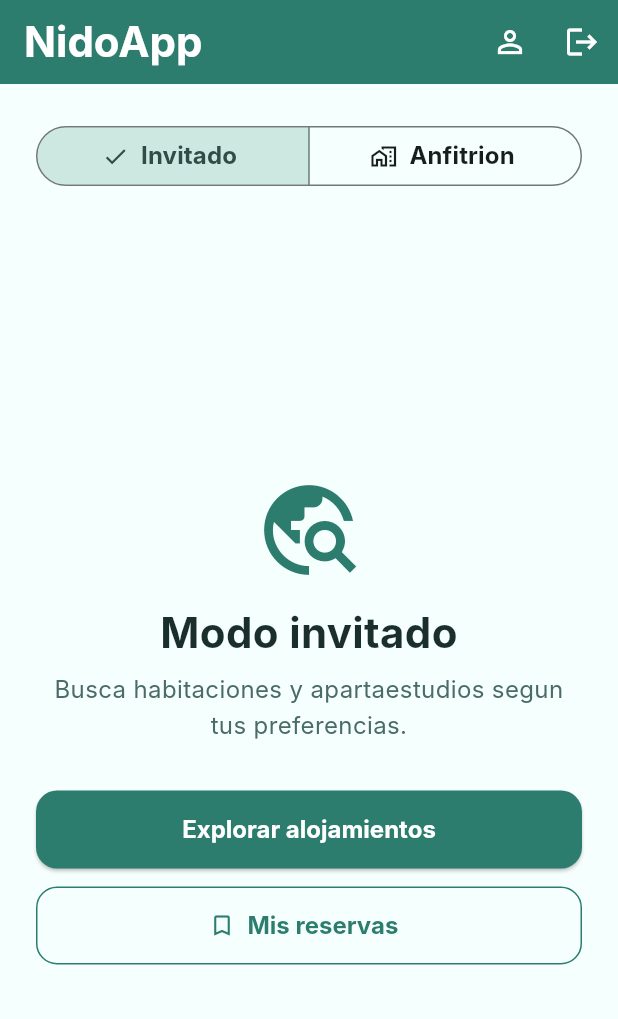
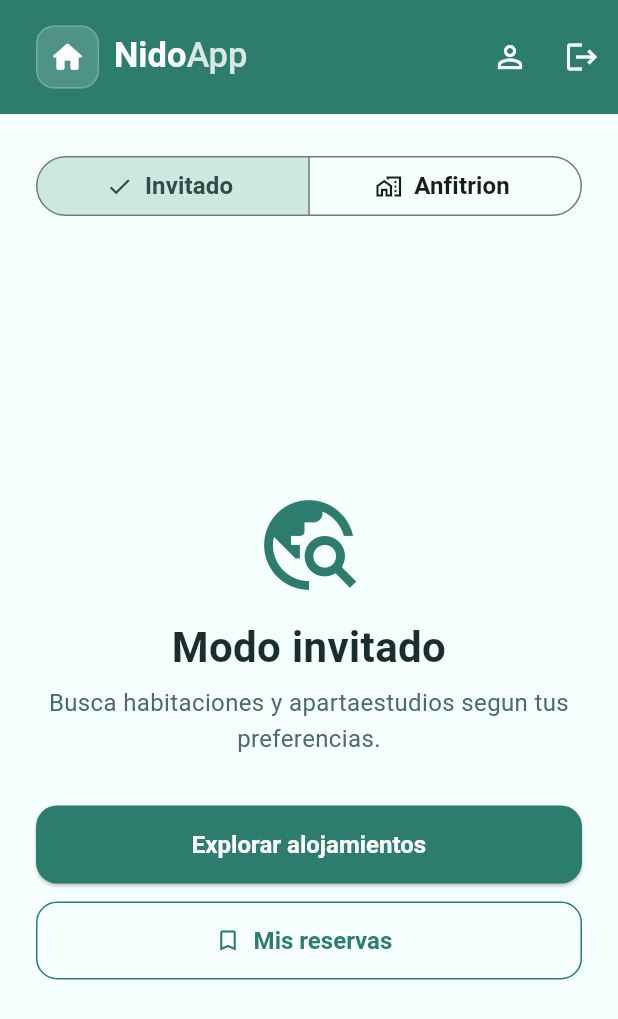
Before and after one commit to alejandroroseroc/NidoApp_Flutter, a Flutter app: the HomePage screen opened by its route, on a phone screen of 412 x 824 dp. Shown: the top 1019 px of the screen. Run offline on Flutter 3.47's test engine with Material 3 defaults, Android fonts, the phone set to English and light mode, and no system bars; our stand-ins replace dartz, dio, equatable, flutter_riverpod, flutter_secure_storage, get_it and 1 more; accounts and stored records are empty; Roboto replaces fonts that are missing (Inter).

Commit message:
fix: ajustar renderizado Android y marca de la app

```diff
--- a/frontend/lib/core/theme/app_text_styles.dart
+++ b/frontend/lib/core/theme/app_text_styles.dart
@@ -5,10 +5,7 @@ import 'app_colors.dart';
 class AppTextStyles {
   const AppTextStyles._();
 
-  static const String fontFamily = 'Inter';
-
   static const TextStyle title = TextStyle(
-    fontFamily: fontFamily,
     fontSize: 28,
     height: 1.2,
     fontWeight: FontWeight.w700,
@@ -16,7 +13,6 @@ class AppTextStyles {
   );
 
   static const TextStyle subtitle = TextStyle(
-    fontFamily: fontFamily,
     fontSize: 20,
     height: 1.3,
     fontWeight: FontWeight.w600,
@@ -24,7 +20,6 @@ class AppTextStyles {
   );
 
   static const TextStyle body = TextStyle(
-    fontFamily: fontFamily,
     fontSize: 16,
     height: 1.5,
     fontWeight: FontWeight.w400,
@@ -32,7 +27,6 @@ class AppTextStyles {
   );
 
   static const TextStyle small = TextStyle(
-    fontFamily: fontFamily,
     fontSize: 13,
     height: 1.4,
     fontWeight: FontWeight.w400,
@@ -40,14 +34,12 @@ class AppTextStyles {
   );
 
   static const TextStyle button = TextStyle(
-    fontFamily: fontFamily,
     fontSize: 16,
     height: 1.2,
     fontWeight: FontWeight.w700,
   );
 
   static const TextStyle helper = TextStyle(
-    fontFamily: fontFamily,
     fontSize: 12,
     height: 1.4,
     fontWeight: FontWeight.w500,
@@ -55,7 +47,6 @@ class AppTextStyles {
   );
 
   static const TextStyle error = TextStyle(
-    fontFamily: fontFamily,
     fontSize: 12,
     height: 1.4,
     fontWeight: FontWeight.w500,
--- a/frontend/lib/core/theme/app_theme.dart
+++ b/frontend/lib/core/theme/app_theme.dart
@@ -22,7 +22,6 @@ class AppTheme {
       useMaterial3: true,
       colorScheme: colorScheme,
       scaffoldBackgroundColor: AppColors.background,
-      fontFamily: AppTextStyles.fontFamily,
       textTheme: AppTextStyles.textTheme,
       appBarTheme: const AppBarTheme(
         backgroundColor: AppColors.background,
--- a/frontend/lib/features/home/presentation/pages/home_page.dart
+++ b/frontend/lib/features/home/presentation/pages/home_page.dart
@@ -34,10 +34,9 @@ class HomePage extends ConsumerWidget {
       backgroundColor: AppColors.background,
       appBar: AppBar(
         backgroundColor: AppColors.primary,
-        title: Text(
-          'NidoApp',
-          style: AppTextStyles.title.copyWith(color: Colors.white),
-        ),
+        toolbarHeight: 76,
+        titleSpacing: 24,
+        title: const _BrandTitle(),
         automaticallyImplyLeading: false,
         actions: [
           IconButton(
@@ -76,6 +75,53 @@ class HomePage extends ConsumerWidget {
           ],
         ),
       ),
+    );
+  }
+}
+
+class _BrandTitle extends StatelessWidget {
+  const _BrandTitle();
+
+  @override
+  Widget build(BuildContext context) {
+    return Row(
+      mainAxisSize: MainAxisSize.min,
+      children: [
+        Container(
+          width: 42,
+          height: 42,
+          decoration: BoxDecoration(
+            color: Colors.white.withValues(alpha: 0.16),
+            borderRadius: BorderRadius.circular(12),
+            border: Border.all(color: Colors.white.withValues(alpha: 0.22)),
+          ),
+          child: const Icon(
+            Icons.home_rounded,
+            color: Colors.white,
+            size: 25,
+          ),
+        ),
+        const SizedBox(width: 10),
+        RichText(
+          text: TextSpan(
+            style: AppTextStyles.subtitle.copyWith(
+              color: Colors.white,
+              fontSize: 23,
+              height: 1,
+            ),
+            children: [
+              const TextSpan(text: 'Nido'),
+              TextSpan(
+                text: 'App',
+                style: TextStyle(
+                  color: Colors.white.withValues(alpha: 0.82),
+                  fontWeight: FontWeight.w500,
+                ),
+              ),
+            ],
+          ),
+        ),
+      ],
     );
   }
 }
--- a/frontend/lib/main.dart
+++ b/frontend/lib/main.dart
@@ -35,7 +35,7 @@ class MyApp extends StatelessWidget {
   @override
   Widget build(BuildContext context) {
     return MaterialApp(
-      title: 'NidoApp',
+      title: 'Nido App',
       debugShowCheckedModeBanner: false,
       theme: AppTheme.light,
       routes: {
```
Also changed, not shown: frontend/assets/icons/nido_launcher.png (added), 6 other files.
